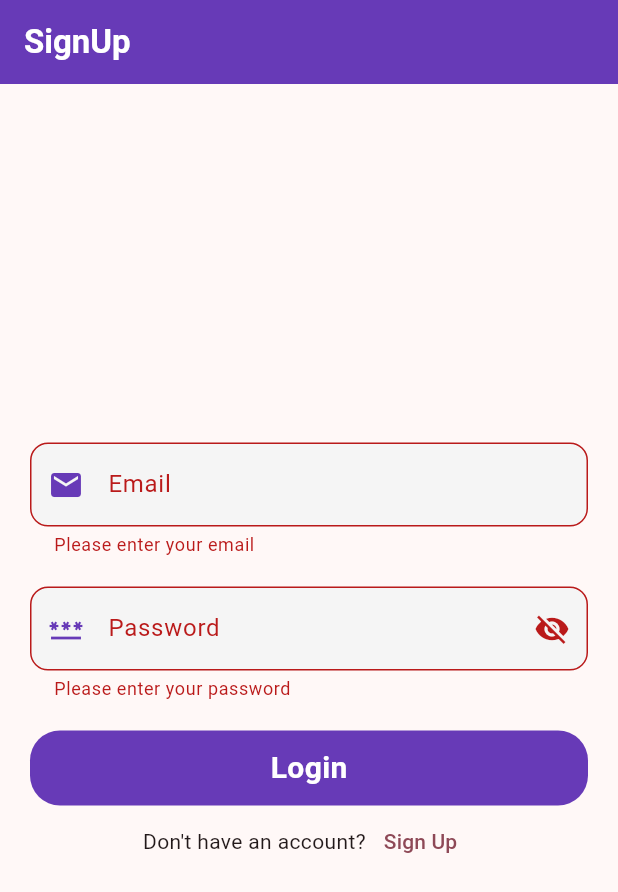
After one commit to majidbhuiyan20/Flutter-Practice, a Flutter app: the SignUpScreen screen opened directly, after a tap on "Login", on a phone screen of 412 x 824 dp. The commit adds this screen. Shown: the top 892 px of the screen. Run offline on Flutter 3.47's test engine with Material 3 defaults, Android fonts, the phone set to English and light mode, and no system bars; our stand-ins replace badges, firebase_core; accounts and stored records are empty.

Commit message:
SignUp page build

```diff
--- a/lib/firebase/ui/auth/login_screen.dart
+++ b/lib/firebase/ui/auth/login_screen.dart
@@ -1,5 +1,6 @@
 import 'package:flutter/cupertino.dart';
 import 'package:flutter/material.dart';
+import 'package:practice/firebase/ui/auth/signup_screen.dart';
 import 'package:practice/firebase/widgets/round_button.dart';
 
 class LoginScreen extends StatefulWidget {
@@ -118,6 +119,15 @@ class _LoginScreenState extends State<LoginScreen> {
 
               }
             },),
+            Row(
+              mainAxisAlignment: MainAxisAlignment.center,
+              children: [
+                Text("Don't have an account?"),
+                TextButton(onPressed: (){
+                  Navigator.push(context, MaterialPageRoute(builder: (context)=> SignUpScreen()));
+                }, child: Text("Sign Up"))
+              ],
+            ),
           ],
         ),
       ),
--- /dev/null
+++ b/lib/firebase/ui/auth/signup_screen.dart
@@ -0,0 +1,133 @@
+import 'package:flutter/cupertino.dart';
+import 'package:flutter/material.dart';
+import 'package:practice/firebase/widgets/round_button.dart';
+
+class SignUpScreen extends StatefulWidget {
+  const SignUpScreen({super.key});
+
+  @override
+  State<SignUpScreen> createState() => _SignUpScreenState();
+}
+
+class _SignUpScreenState extends State<SignUpScreen> {
+
+  final _formKey = GlobalKey<FormState>();
+  final emailController = TextEditingController();
+  final passwordController = TextEditingController();
+  bool _obscureText = true;
+
+  @override
+  void dispose() {
+    // TODO: implement dispose
+    emailController.dispose();
+    passwordController.dispose();
+    super.dispose();
+  }
+
+
+  @override
+  Widget build(BuildContext context) {
+    print("This is majid");
+    return Scaffold(
+      appBar: AppBar(
+        automaticallyImplyLeading: false,
+        backgroundColor: Colors.deepPurple,
+        title: Text(
+          "SignUp",
+          style: TextStyle(color: Colors.white, fontWeight: FontWeight.w700),
+        ),
+      ),
+      body: Padding(
+        padding: const EdgeInsets.symmetric(horizontal: 20),
+        child: Column(
+          mainAxisAlignment: MainAxisAlignment.center,
+          crossAxisAlignment: CrossAxisAlignment.center,
+          children: [
+            Form(
+              key: _formKey,
+              child: Column(
+                children: [
+                  TextFormField(
+                    controller: emailController,
+                    keyboardType: TextInputType.emailAddress,
+                    decoration: InputDecoration(
+                      labelText: "Email",
+                      hintText: "Enter your email",
+                      prefixIcon: Icon(Icons.email, color: Colors.deepPurple),
+                      border: OutlineInputBorder(
+                        borderRadius: BorderRadius.circular(12), // Rounded borders
+                      ),
+                      focusedBorder: OutlineInputBorder(
+                        borderRadius: BorderRadius.circular(20),
+                        borderSide: BorderSide(color: Colors.deepPurple, width: 2),
+                      ),
+                      filled: true,
+                      fillColor: Colors.grey[100], // Light background
+                    ),
+                    validator: (value) {
+                      if (value == null || value.isEmpty) {
+                        return "Please enter your email";
+                      } else if (!RegExp(r"^[a-zA-Z0-9._%+-]+@[a-zA-Z0-9.-]+\.[a-zA-Z]{2,}$").hasMatch(value)) {
+                        return "Enter a valid email";
+                      }
+                      return null;
+                    },
+                  ),
+                  SizedBox(height: 20,),
+                  TextFormField(
+                    obscureText: _obscureText,
+                    controller: passwordController,
+                    keyboardType: TextInputType.text,
+                    decoration: InputDecoration(
+                      labelText: "Password",
+                      hintText: "Enter your Password",
+                      prefixIcon: Icon(Icons.password, color: Colors.deepPurple),
+                      suffixIcon: GestureDetector(
+                        onTap: () {
+                          setState(() {
+                            _obscureText = !_obscureText;
+                          });
+                        },
+                        child: Icon(_obscureText ? Icons.visibility_off : Icons.visibility),
+                      ),
+                      border: OutlineInputBorder(
+                        borderRadius: BorderRadius.circular(12), // Rounded borders
+                      ),
+                      focusedBorder: OutlineInputBorder(
+                        borderRadius: BorderRadius.circular(20),
+                        borderSide: BorderSide(color: Colors.deepPurple, width: 2),
+                      ),
+                      filled: true,
+                      fillColor: Colors.grey[100], // Light background
+                    ),
+                    validator: (value) {
+                      if (value == null || value.isEmpty) {
+                        return "Please enter your password";
+                      } else if (value.length < 6) {
+                        return "Password must be at least 6 characters";
+                      }
+                      return null;
+                    },
+                  ),
+                ],
+              ),
+            ),
+            SizedBox(height: 20,),
+            RoundButton(title: "Login", onTap: (){
+              if(_formKey.currentState!.validate()){
+
+              }
+            },),
+            Row(
+              mainAxisAlignment: MainAxisAlignment.center,
+              children: [
+                Text("Don't have an account?"),
+                TextButton(onPressed: (){}, child: Text("Sign Up"))
+              ],
+            ),
+          ],
+        ),
+      ),
+    );
+  }
+}
```
